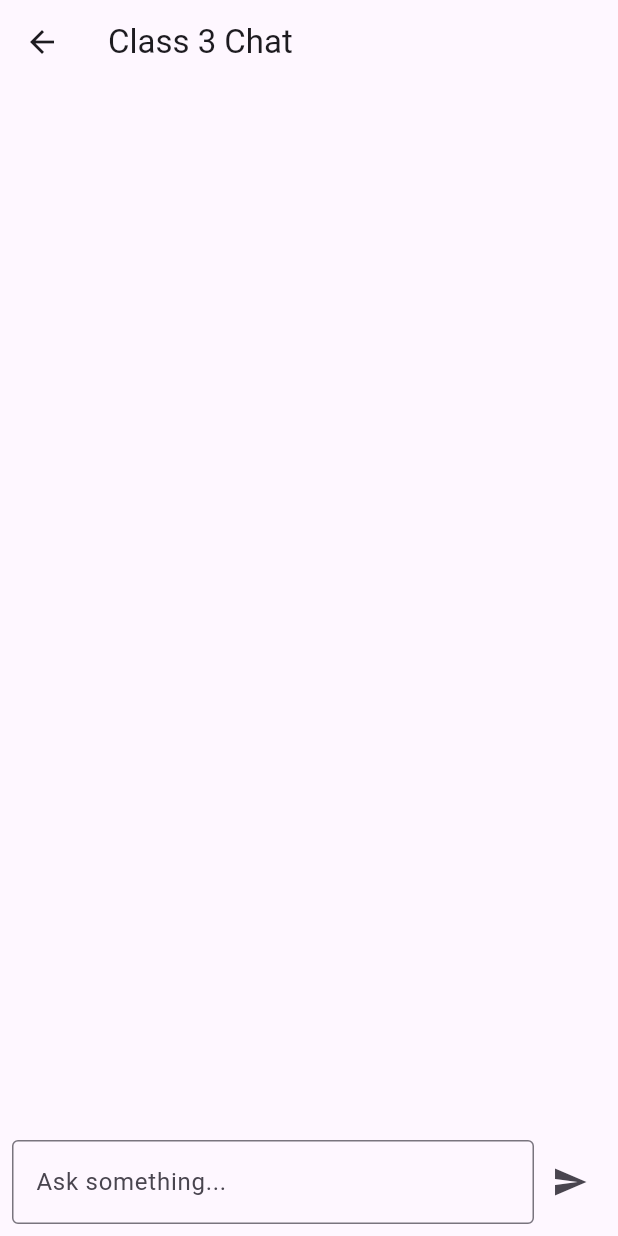
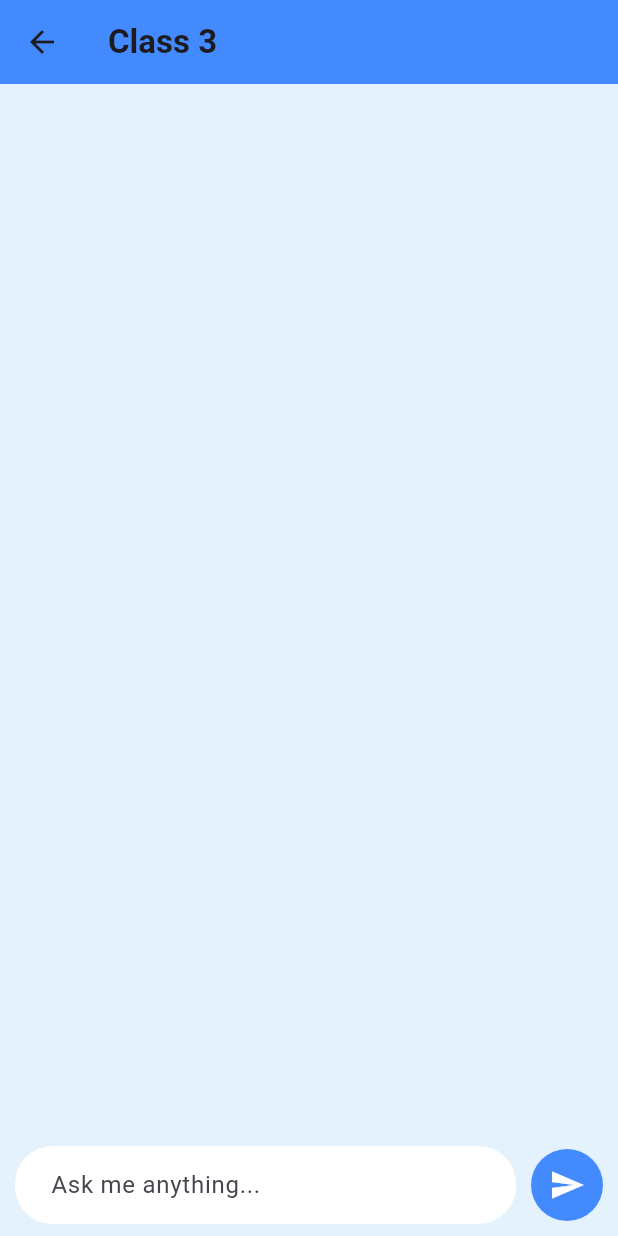
Before and after one commit to musharrafhamraz/Stock-Prediction-App, a Flutter app: the screen it shows after launch, after a tap on an icon or button, on a phone screen of 412 x 824 dp. Run offline on Flutter 3.47's test engine with Material 3 defaults, Android fonts, the phone set to English and light mode, and no system bars; our stand-ins replace lottie.

Commit message:
screen redesigned

```diff
--- a/lib/screens/chat_screen.dart
+++ b/lib/screens/chat_screen.dart
@@ -1,11 +1,87 @@
-import 'package:chatbot/services/api_service.dart';
+// import 'package:chatbot/services/api_service.dart';
+// import 'package:flutter/material.dart';
+// import '../widgets/chat_bubble.dart';
+
+// class ChatScreen extends StatefulWidget {
+//   final int classNumber;
+
+//   const ChatScreen({super.key, required this.classNumber});
+
+//   @override
+//   _ChatScreenState createState() => _ChatScreenState();
+// }
+
+// class _ChatScreenState extends State<ChatScreen> {
+//   final TextEditingController _controller = TextEditingController();
+//   List<Map<String, String>> messages = [];
+//   final GroqService _groqService = GroqService();
+
+//   void sendMessage() async {
+//     if (_controller.text.isEmpty) return;
+
+//     setState(() {
+//       messages.add({"sender": "user", "text": _controller.text});
+//     });
+
+//     String response =
+//         await _groqService.getResponse(widget.classNumber, _controller.text);
+
+//     setState(() {
+//       messages.add({"sender": "bot", "text": response});
+//     });
+
+//     _controller.clear();
+//   }
+
+//   @override
+//   Widget build(BuildContext context) {
+//     return Scaffold(
+//       appBar: AppBar(title: Text("Class ${widget.classNumber} Chat")),
+//       body: Column(
+//         children: [
+//           Expanded(
+//             child: ListView.builder(
+//               itemCount: messages.length,
+//               itemBuilder: (context, index) {
+//                 return ChatBubble(
+//                   text: messages[index]["text"]!,
+//                   isUser: messages[index]["sender"] == "user",
+//                 );
+//               },
+//             ),
+//           ),
+//           Padding(
+//             padding: const EdgeInsets.all(8.0),
+//             child: Row(
+//               children: [
+//                 Expanded(
+//                   child: TextField(
+//                     controller: _controller,
+//                     decoration: InputDecoration(
+//                       hintText: "Ask something...",
+//                       border: OutlineInputBorder(),
+//                     ),
+//                   ),
+//                 ),
+//                 IconButton(icon: Icon(Icons.send), onPressed: sendMessage),
+//               ],
+//             ),
+//           ),
+//         ],
+//       ),
+//     );
+//   }
+// }
+
 import 'package:flutter/material.dart';
+import 'package:lottie/lottie.dart';
+import '../services/api_service.dart';
 import '../widgets/chat_bubble.dart';
 
 class ChatScreen extends StatefulWidget {
   final int classNumber;
 
-  ChatScreen({required this.classNumber});
+  const ChatScreen({super.key, required this.classNumber});
 
   @override
   _ChatScreenState createState() => _ChatScreenState();
@@ -13,36 +89,82 @@ class ChatScreen extends StatefulWidget {
 
 class _ChatScreenState extends State<ChatScreen> {
   final TextEditingController _controller = TextEditingController();
+  final GroqService _groqService = GroqService();
   List<Map<String, String>> messages = [];
-  final GroqService _groqService = GroqService();
+  bool isLoading = false; // For showing typing animation
 
+  // void sendMessage() async {
+  //   String userMessage = _controller.text.trim();
+  //   if (userMessage.isEmpty) return;
+
+  //   setState(() {
+  //     messages.add({"sender": "user", "text": userMessage});
+  //     isLoading = true; // Show typing animation
+  //   });
+
+  //   _controller.clear();
+
+  //   // Fetch response from LLM (Groq API)
+  //   String response =
+  //       await _groqService.getResponse(widget.classNumber, userMessage);
+
+  //   setState(() {
+  //     messages.add({"sender": "bot", "text": response});
+  //     isLoading = false; // Hide typing animation
+  //   });
+  // }
   void sendMessage() async {
-    if (_controller.text.isEmpty) return;
+    String userMessage = _controller.text.trim();
+    if (userMessage.isEmpty) return;
 
     setState(() {
-      messages.add({"sender": "user", "text": _controller.text});
-    });
-
-    String response =
-        await _groqService.getResponse(widget.classNumber, _controller.text);
-
-    setState(() {
-      messages.add({"sender": "bot", "text": response});
+      messages.add({"sender": "user", "text": userMessage});
+      isLoading = true; // Show typing animation
     });
 
     _controller.clear();
+
+    // Fetch response from LLM (Groq API)
+    String rawResponse =
+        await _groqService.getResponse(widget.classNumber, userMessage);
+
+    // ✅ Extract actual answer by removing <think>...</think> parts
+    String filteredResponse = _extractActualAnswer(rawResponse);
+
+    setState(() {
+      messages.add({"sender": "bot", "text": filteredResponse});
+      isLoading = false; // Hide typing animation
+    });
+  }
+
+  /// **📌 Function to remove <think>...</think> part from response**
+  String _extractActualAnswer(String response) {
+    RegExp regex = RegExp(r"<think>.*?</think>", dotAll: true);
+    return response.replaceAll(regex, "").trim();
   }
 
   @override
   Widget build(BuildContext context) {
     return Scaffold(
-      appBar: AppBar(title: Text("Class ${widget.classNumber} Chat")),
+      backgroundColor: Colors.blue[50], // Light school-themed background
+      appBar: AppBar(
+        title: Text(
+          "Class ${widget.classNumber}",
+          style: const TextStyle(fontWeight: FontWeight.bold),
+        ),
+        backgroundColor: Colors.blueAccent,
+      ),
       body: Column(
         children: [
+          /// 🗨️ Chat Area
           Expanded(
             child: ListView.builder(
-              itemCount: messages.length,
+              padding: const EdgeInsets.all(16),
+              itemCount: messages.length + (isLoading ? 1 : 0),
               itemBuilder: (context, index) {
+                if (index == messages.length && isLoading) {
+                  return _buildTypingIndicator(); // Show animation
+                }
                 return ChatBubble(
                   text: messages[index]["text"]!,
                   isUser: messages[index]["sender"] == "user",
@@ -50,20 +172,37 @@ class _ChatScreenState extends State<ChatScreen> {
               },
             ),
           ),
+
+          /// 📩 Input Field
           Padding(
-            padding: const EdgeInsets.all(8.0),
+            padding: const EdgeInsets.symmetric(horizontal: 10, vertical: 8),
             child: Row(
               children: [
                 Expanded(
                   child: TextField(
                     controller: _controller,
                     decoration: InputDecoration(
-                      hintText: "Ask something...",
-                      border: OutlineInputBorder(),
+                      hintText: "Ask me anything...",
+                      filled: true,
+                      fillColor: Colors.white,
+                      border: OutlineInputBorder(
+                        borderRadius: BorderRadius.circular(25),
+                        borderSide: BorderSide.none,
+                      ),
+                      contentPadding: const EdgeInsets.symmetric(
+                          vertical: 14, horizontal: 20),
                     ),
                   ),
                 ),
-                IconButton(icon: Icon(Icons.send), onPressed: sendMessage),
+                const SizedBox(width: 10),
+                GestureDetector(
+                  onTap: sendMessage,
+                  child: const CircleAvatar(
+                    backgroundColor: Colors.blueAccent,
+                    radius: 24,
+                    child: Icon(Icons.send, color: Colors.white),
+                  ),
+                ),
               ],
             ),
           ),
@@ -71,4 +210,19 @@ class _ChatScreenState extends State<ChatScreen> {
       ),
     );
   }
+
+  /// 🎥 **Typing Animation (Lottie)**
+  Widget _buildTypingIndicator() {
+    return Align(
+      alignment: Alignment.centerLeft,
+      child: Padding(
+        padding: const EdgeInsets.symmetric(vertical: 8),
+        child: Lottie.asset(
+          'lib/assets/robot_typing.json', // Make sure you have this Lottie JSON
+          width: 150,
+          height: 100,
+        ),
+      ),
+    );
+  }
 }
```
